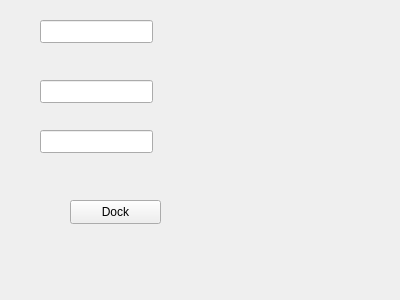
fredcooke/emstudio, file src/emsstatus.ui: the form before one commit.
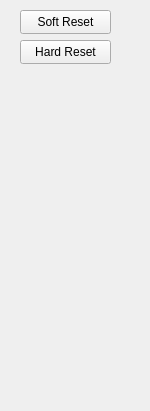
The form after the commit.

Commit message: Addition of soft reset/hard reset buttons to emsstatusview

Diff of the .ui file:
```diff
--- a/src/emsstatus.ui
+++ b/src/emsstatus.ui
@@ -6,55 +6,50 @@
    <rect>
     <x>0</x>
     <y>0</y>
-    <width>400</width>
-    <height>300</height>
+    <width>150</width>
+    <height>411</height>
    </rect>
   </property>
+  <property name="minimumSize">
+   <size>
+    <width>150</width>
+    <height>411</height>
+   </size>
+  </property>
+  <property name="maximumSize">
+   <size>
+    <width>150</width>
+    <height>411</height>
+   </size>
+  </property>
   <property name="windowTitle">
    <string>DockWidget</string>
   </property>
   <widget class="QWidget" name="dockWidgetContents">
-   <widget class="QLineEdit" name="lineEdit">
+   <widget class="QPushButton" name="softResetPushButton">
     <property name="geometry">
      <rect>
-      <x>40</x>
-      <y>20</y>
-      <width>113</width>
-      <height>23</height>
+      <x>20</x>
+      <y>10</y>
+      <width>91</width>
+      <height>24</height>
      </rect>
     </property>
-   </widget>
-   <widget class="QLineEdit" name="lineEdit_2">
-    <property name="geometry">
-     <rect>
-      <x>40</x>
-      <y>80</y>
-      <width>113</width>
-      <height>23</height>
-     </rect>
+    <property name="text">
+     <string>Soft Reset</string>
     </property>
    </widget>
-   <widget class="QLineEdit" name="lineEdit_3">
+   <widget class="QPushButton" name="hardResetPushButton">
     <property name="geometry">
      <rect>
-      <x>40</x>
-      <y>130</y>
-      <width>113</width>
-      <height>23</height>
-     </rect>
-    </property>
-   </widget>
-   <widget class="QPushButton" name="dockPushButton">
-    <property name="geometry">
-     <rect>
-      <x>70</x>
-      <y>200</y>
+      <x>20</x>
+      <y>40</y>
       <width>91</width>
       <height>24</height>
      </rect>
     </property>
     <property name="text">
-     <string>Dock</string>
+     <string>Hard Reset</string>
     </property>
    </widget>
   </widget>
```
The commit also changes 6 other files.
